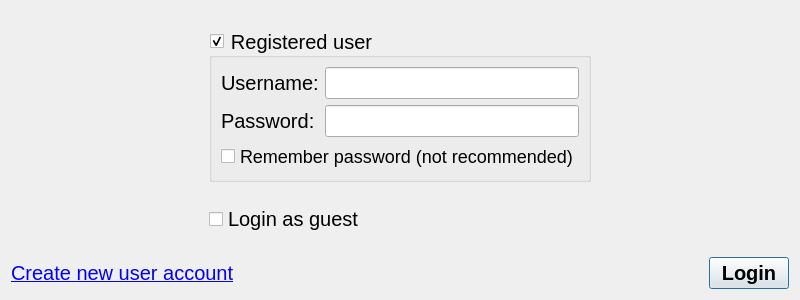
First picture: the form in src/gui/qt/gui_800x480/internetgamelogindialog_800x480.ui, repository pokerth/pokerth, before the edit.
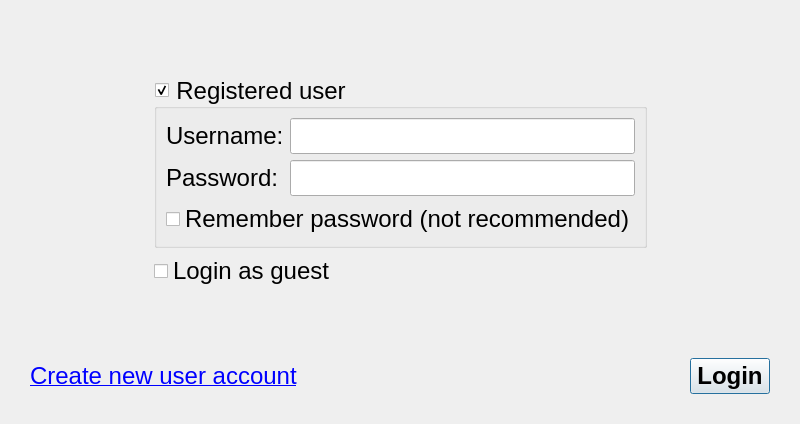
Second picture: the form after the edit.

Commit message: next steps android gui - lobby

```diff
--- a/src/gui/qt/gui_800x480/internetgamelogindialog_800x480.ui
+++ b/src/gui/qt/gui_800x480/internetgamelogindialog_800x480.ui
@@ -7,29 +7,44 @@
     <x>0</x>
     <y>0</y>
     <width>800</width>
-    <height>300</height>
+    <height>424</height>
    </rect>
   </property>
+  <property name="sizePolicy">
+   <sizepolicy hsizetype="MinimumExpanding" vsizetype="MinimumExpanding">
+    <horstretch>0</horstretch>
+    <verstretch>0</verstretch>
+   </sizepolicy>
+  </property>
   <property name="minimumSize">
    <size>
     <width>800</width>
-    <height>300</height>
-   </size>
-  </property>
-  <property name="maximumSize">
-   <size>
-    <width>800</width>
-    <height>300</height>
+    <height>424</height>
    </size>
   </property>
   <property name="windowTitle">
    <string>Internet Game Login</string>
   </property>
+  <property name="styleSheet">
+   <string notr="true">QObject{font: 24px}</string>
+  </property>
   <layout class="QGridLayout" name="gridLayout_2">
+   <property name="leftMargin">
+    <number>30</number>
+   </property>
+   <property name="topMargin">
+    <number>10</number>
+   </property>
+   <property name="rightMargin">
+    <number>30</number>
+   </property>
+   <property name="bottomMargin">
+    <number>30</number>
+   </property>
    <item row="1" column="1">
     <widget class="QGroupBox" name="groupBox_reguser">
      <property name="styleSheet">
-      <string notr="true">QObject{font: 20px}</string>
+      <string notr="true"/>
      </property>
      <property name="title">
       <string>Registered user</string>
@@ -64,9 +79,6 @@
       </item>
       <item row="2" column="0" colspan="2">
        <widget class="QCheckBox" name="checkBox_rememberPassword">
-        <property name="styleSheet">
-         <string notr="true">QObject{font: 18px}</string>
-        </property>
         <property name="text">
          <string>Remember password (not recommended)</string>
         </property>
@@ -75,23 +87,17 @@
      </layout>
     </widget>
    </item>
-   <item row="3" column="1">
+   <item row="2" column="1">
     <widget class="QCheckBox" name="checkBox_guest">
-     <property name="styleSheet">
-      <string notr="true">QObject{font: 20px}</string>
-     </property>
      <property name="text">
       <string>Login as guest</string>
      </property>
     </widget>
    </item>
-   <item row="5" column="0" colspan="3">
+   <item row="4" column="0" colspan="3">
     <layout class="QHBoxLayout" name="horizontalLayout">
      <item>
       <widget class="QLabel" name="label_3">
-       <property name="styleSheet">
-        <string notr="true">QObject {font: 20px}</string>
-       </property>
        <property name="text">
         <string>&lt;!DOCTYPE HTML PUBLIC &quot;-//W3C//DTD HTML 4.0//EN&quot; &quot;http://www.w3.org/TR/REC-html40/strict.dtd&quot;&gt;
 &lt;html&gt;&lt;head&gt;&lt;meta name=&quot;qrichtext&quot; content=&quot;1&quot; /&gt;&lt;style type=&quot;text/css&quot;&gt;
@@ -123,7 +129,7 @@
      <item>
       <widget class="QPushButton" name="pushButton_login">
        <property name="styleSheet">
-        <string notr="true">QObject {font: bold 20px}</string>
+        <string notr="true">QObject {font: bold}</string>
        </property>
        <property name="text">
         <string>Login</string>
@@ -158,7 +164,7 @@
      </property>
     </spacer>
    </item>
-   <item row="4" column="1">
+   <item row="3" column="1">
     <spacer name="verticalSpacer">
      <property name="orientation">
       <enum>Qt::Vertical</enum>
@@ -171,19 +177,6 @@
      </property>
     </spacer>
    </item>
-   <item row="2" column="1">
-    <spacer name="verticalSpacer_2">
-     <property name="orientation">
-      <enum>Qt::Vertical</enum>
-     </property>
-     <property name="sizeHint" stdset="0">
-      <size>
-       <width>20</width>
-       <height>40</height>
-      </size>
-     </property>
-    </spacer>
-   </item>
    <item row="0" column="1">
     <spacer name="verticalSpacer_3">
      <property name="orientation">
```
Left out of the diff: 6 changed lines with no effect on the pictures. The commit also changes 2 other files.
